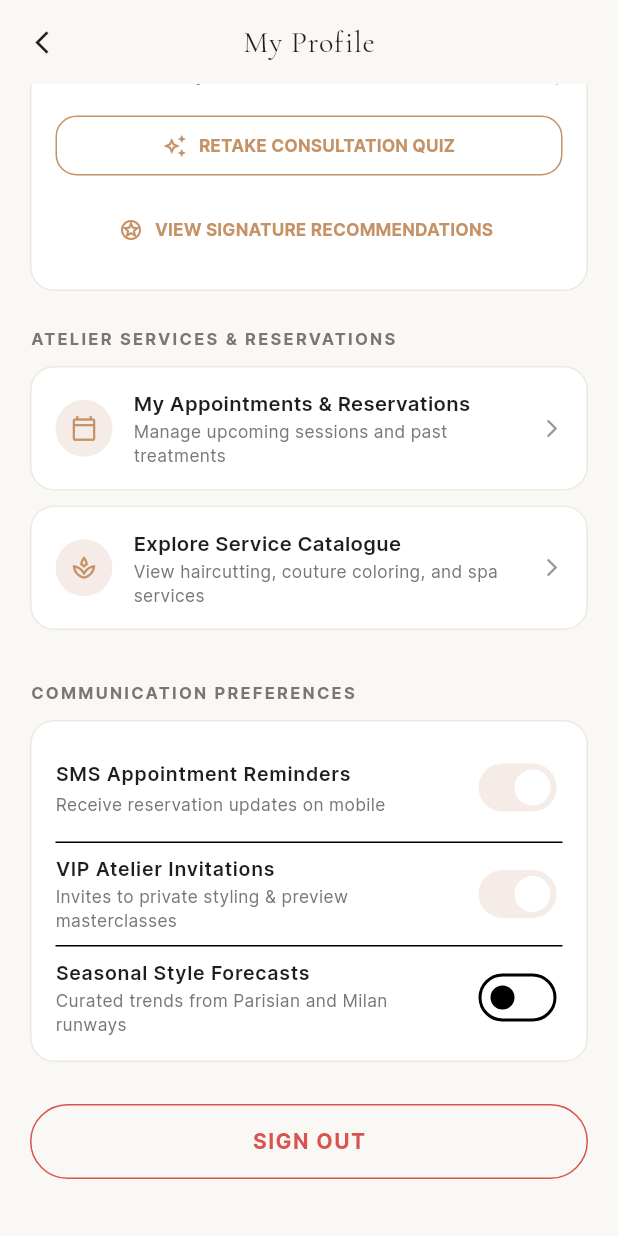
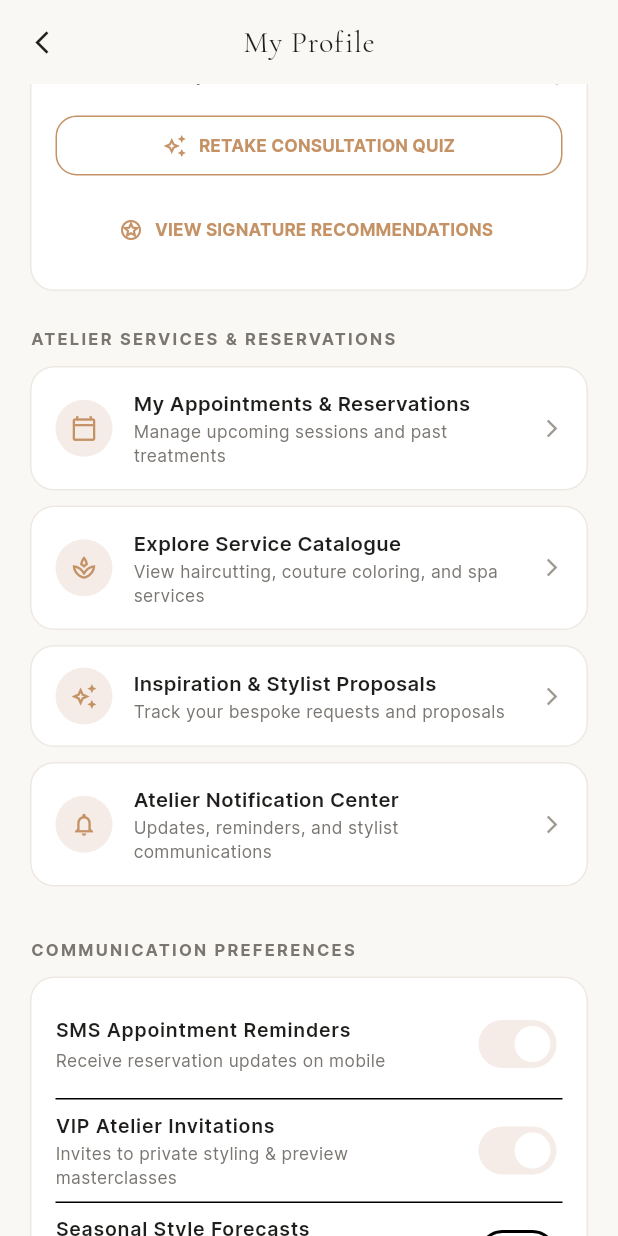
Before and after one commit to kalviumcommunity/SW2627-Flutter-VIORA, a Flutter app: the CustomerProfileScreen screen opened by its route, scrolled down 509 dp, on a phone screen of 412 x 824 dp. Run offline on Flutter 3.47's test engine with Material 3 defaults, Android fonts, the phone set to English and light mode, and no system bars; our stand-ins replace google_fonts, web; accounts and stored records are empty.

Commit message:
fix(person-3): wire inspiration card, notification bell, profile tiles, and clean UTF-8 encoding

```diff
--- a/lib/screens/customer_profile_screen.dart
+++ b/lib/screens/customer_profile_screen.dart
@@ -194,7 +194,7 @@ class _CustomerProfileScreenState extends State<CustomerProfileScreen> {
                         const Divider(height: 18),
                         _buildPreferenceRow('Scalp Treatment', 'Botanical Detox Acupressure'),
                         const Divider(height: 18),
-                        _buildPreferenceRow('Preferred Branch', 'VIORA â€¢ Khar West Flagship'),
+                        _buildPreferenceRow('Preferred Branch', 'VIORA • Khar West Flagship'),
                         const Divider(height: 18),
                         _buildPreferenceRow('Lead Master Stylist', 'Christian Dior (Art Director)'),
                         const SizedBox(height: 14),
@@ -244,6 +244,18 @@ class _CustomerProfileScreenState extends State<CustomerProfileScreen> {
                     title: 'Explore Service Catalogue',
                     subtitle: 'View haircutting, couture coloring, and spa services',
                     onTap: () => Navigator.of(context).push(MaterialPageRoute(builder: (c) => const ServicesCategoriesScreen())),
+                  ),
+                  _buildNavigationTile(
+                    icon: Icons.auto_awesome_outlined,
+                    title: 'Inspiration & Stylist Proposals',
+                    subtitle: 'Track your bespoke requests and proposals',
+                    onTap: () => Navigator.of(context).pushNamed('/inspiration_responses'),
+                  ),
+                  _buildNavigationTile(
+                    icon: Icons.notifications_none_outlined,
+                    title: 'Atelier Notification Center',
+                    subtitle: 'Updates, reminders, and stylist communications',
+                    onTap: () => Navigator.of(context).pushNamed('/notifications'),
                   ),
 
                   const SizedBox(height: 24),
```
Also changed, not shown: lib/screens/home_screen.dart (+23 -5 lines), lib/screens/my_appointments_screen.dart (+9 -9 lines).
